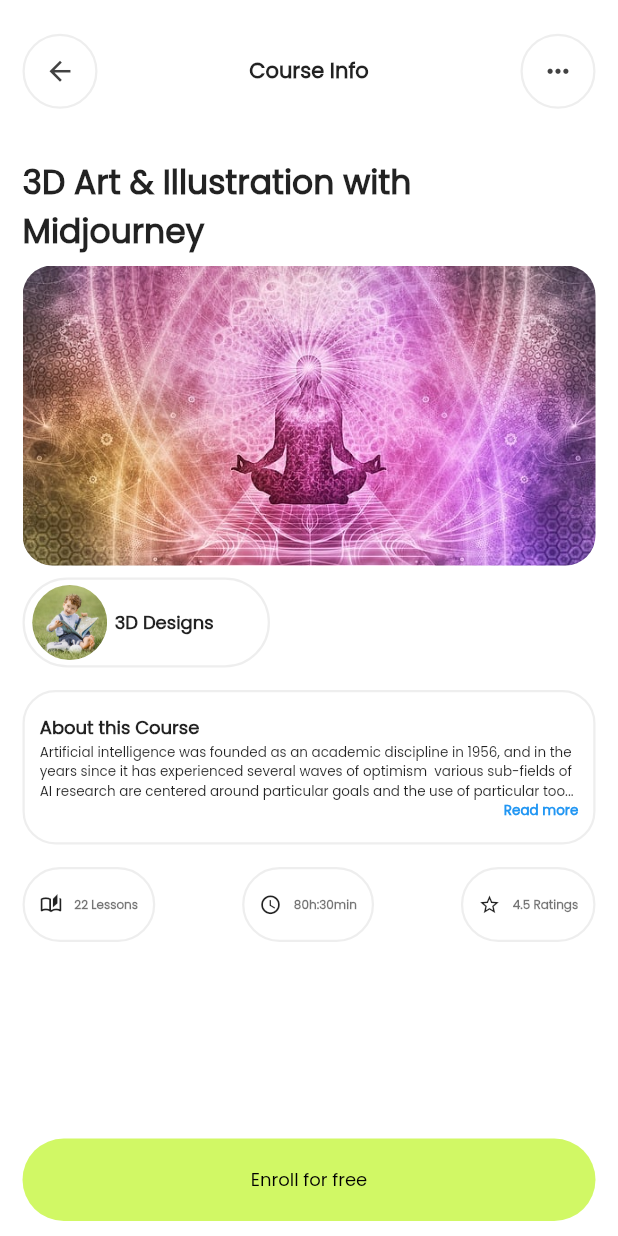
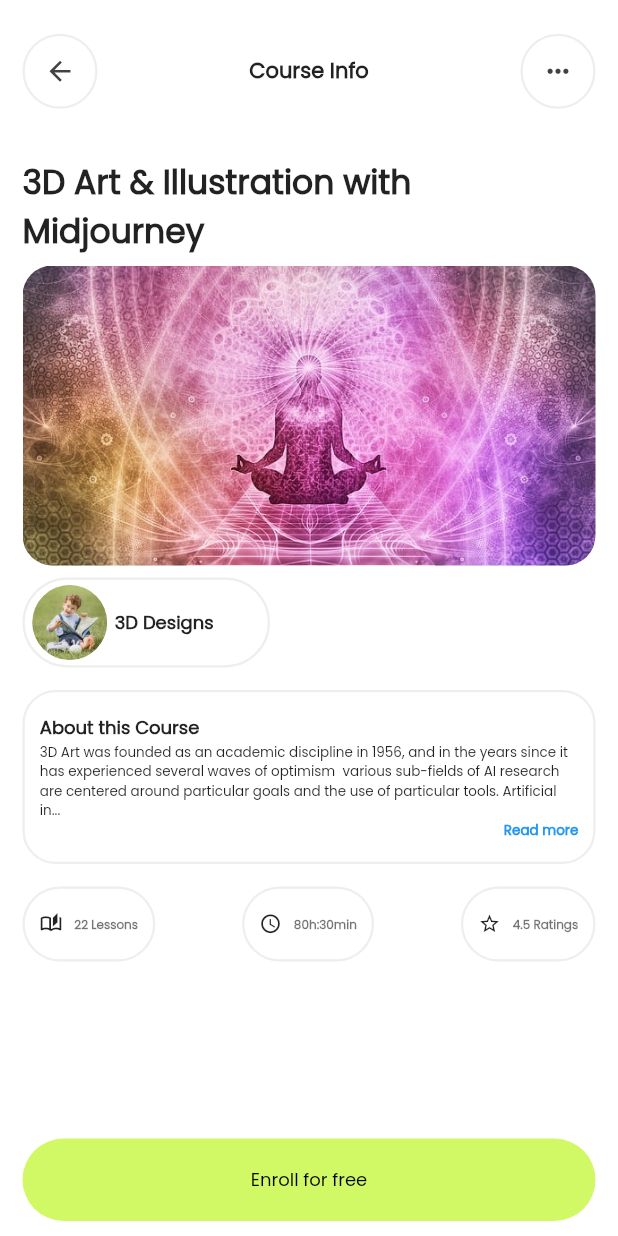
Before and after one commit to rasinchungath/behance-learning-app, a Flutter app: the screen it shows after launch, after a tap on "3D Designs", on a phone screen of 412 x 824 dp. Run offline on Flutter 3.47's test engine with Material 2 defaults, Android fonts, the phone set to English and light mode, and no system bars; our stand-ins replace get.

```diff
--- a/lib/constants/constants.dart
+++ b/lib/constants/constants.dart
@@ -29,6 +29,3 @@ const TextStyle kRatingTextStyle = TextStyle(
   fontWeight: FontWeight.w600,
   color: Colors.black54,
 );
-
-const text =
-    'Artificial intelligence was founded as an academic discipline in 1956, and in the years since it has experienced several waves of optimism  various sub-fields of AI research are centered around particular goals and the use of particular tools. Artificial intelligence was founded as an academic discipline in 1956, and in the years since it has experienced several waves of optimism  various sub-fields of AI research are centered around particular goals and the use of particular tools';
--- a/lib/controller/data_controller.dart
+++ b/lib/controller/data_controller.dart
@@ -21,6 +21,8 @@ class DataController extends GetxController {
           time: '80h:30min',
           ratings: 4.5,
           weeks: 5,
+          courseDescription:
+              '3D Art was founded as an academic discipline in 1956, and in the years since it has experienced several waves of optimism  various sub-fields of AI research are centered around particular goals and the use of particular tools. Artificial intelligence was founded as an academic discipline in 1956, and in the years since it has experienced several waves of optimism  various sub-fields of AI research are centered around particular goals and the use of particular tools',
           topics: [
             Topics(
               title: 'Introduction to Midjourney',
@@ -58,6 +60,8 @@ class DataController extends GetxController {
           time: '8h:30min',
           ratings: 5,
           weeks: 5,
+          courseDescription:
+              'Animation was founded as an academic discipline in 1956, and in the years since it has experienced several waves of optimism  various sub-fields of AI research are centered around particular goals and the use of particular tools. Artificial intelligence was founded as an academic discipline in 1956, and in the years since it has experienced several waves of optimism  various sub-fields of AI research are centered around particular goals and the use of particular tools',
           topics: [
             Topics(
               title: 'Introduction to Midjourney',
@@ -95,6 +99,8 @@ class DataController extends GetxController {
           time: '80h:30min',
           ratings: 3.0,
           weeks: 5,
+          courseDescription:
+              'Coding was founded as an academic discipline in 1956, and in the years since it has experienced several waves of optimism  various sub-fields of AI research are centered around particular goals and the use of particular tools. Artificial intelligence was founded as an academic discipline in 1956, and in the years since it has experienced several waves of optimism  various sub-fields of AI research are centered around particular goals and the use of particular tools',
           topics: [
             Topics(
               title: 'Introduction to Midjourney',
@@ -132,6 +138,8 @@ class DataController extends GetxController {
           time: '80h:30min',
           ratings: 4,
           weeks: 5,
+          courseDescription:
+              '3D Art was founded as an academic discipline in 1956, and in the years since it has experienced several waves of optimism  various sub-fields of AI research are centered around particular goals and the use of particular tools. Artificial intelligence was founded as an academic discipline in 1956, and in the years since it has experienced several waves of optimism  various sub-fields of AI research are centered around particular goals and the use of particular tools',
           topics: [
             Topics(
               title: 'Introduction to Midjourney',
@@ -202,6 +210,8 @@ class DataController extends GetxController {
           time: '80h:30min',
           ratings: 4,
           weeks: 5,
+          courseDescription:
+              'Artificial intelligence was founded as an academic discipline in 1956, and in the years since it has experienced several waves of optimism  various sub-fields of AI research are centered around particular goals and the use of particular tools. Artificial intelligence was founded as an academic discipline in 1956, and in the years since it has experienced several waves of optimism  various sub-fields of AI research are centered around particular goals and the use of particular tools',
           topics: [
             Topics(
               title: 'Introduction to Midjourney',
@@ -254,6 +264,8 @@ class DataController extends GetxController {
           time: '80h:30min',
           ratings: 4,
           weeks: 5,
+          courseDescription:
+              'Artificial intelligence was founded as an academic discipline in 1956, and in the years since it has experienced several waves of optimism  various sub-fields of AI research are centered around particular goals and the use of particular tools. Artificial intelligence was founded as an academic discipline in 1956, and in the years since it has experienced several waves of optimism  various sub-fields of AI research are centered around particular goals and the use of particular tools',
           topics: [
             Topics(
               title: 'Introduction to Midjourney',
@@ -306,6 +318,8 @@ class DataController extends GetxController {
           time: '80h:30min',
           ratings: 4,
           weeks: 5,
+          courseDescription:
+              'Artificial intelligence was founded as an academic discipline in 1956, and in the years since it has experienced several waves of optimism  various sub-fields of AI research are centered around particular goals and the use of particular tools. Artificial intelligence was founded as an academic discipline in 1956, and in the years since it has experienced several waves of optimism  various sub-fields of AI research are centered around particular goals and the use of particular tools',
           topics: [
             Topics(
               title: 'Introduction to Midjourney',
--- /dev/null
+++ b/lib/controller/read_more_text_controller.dart
@@ -0,0 +1,31 @@
+import 'package:get/get.dart';
+
+
+class DescriptionTextController extends GetxController {
+  var firstHalf = "".obs;
+  var secondHalf = "".obs;
+  var flag = true.obs;
+
+
+
+
+  @override
+  void onInit() {
+    super.onInit();
+    // initializeText(text);
+  }
+
+   initializeText(String text) {
+    if (text.length > 240) {
+      firstHalf.value = text.substring(0, 240);
+      secondHalf.value = text.substring(240, text.length);
+    } else {
+      firstHalf.value = text;
+      secondHalf.value = "";
+    }
+  }
+
+  void toggleFlag() {
+    flag.value = !flag.value;
+  }
+}
--- a/lib/models/learning_model.dart
+++ b/lib/models/learning_model.dart
@@ -10,6 +10,7 @@ class LearningModel {
     required this.ratings,
     required this.weeks,
     required this.topics,
+    required this.courseDescription
   });
   String subTitle;
   String title;
@@ -20,6 +21,7 @@ class LearningModel {
   String time;
   double ratings;
   int weeks;
+  String courseDescription;
   List<Topics> topics;
 }
 
--- a/lib/view/home screen/widgets/appbar.dart
+++ b/lib/view/home screen/widgets/appbar.dart
@@ -1,4 +1,6 @@
 import 'package:flutter/material.dart';
+import 'package:get/get.dart';
+import 'package:online_learning/view/profile/profile.dart';
 import '../../../constants/constants.dart';
 import '../../../widgets/circular_icon_container.dart';
 import 'circular_container.dart';
@@ -21,7 +23,13 @@ AppBar customHomeAppbar() {
         child: Row(
           mainAxisAlignment: MainAxisAlignment.spaceBetween,
           children: [
-            const CircularImageContainer(image: 'assets/images/profile.jpg'),
+            GestureDetector(
+              onTap: () {
+                Get.to(() => const Profile());
+              },
+              child: const CircularImageContainer(
+                  image: 'assets/images/profile.jpg'),
+            ),
             Row(
               children: [
                 CircularContainer(
--- a/lib/view/learning_screen/learning_screen.dart
+++ b/lib/view/learning_screen/learning_screen.dart
@@ -63,9 +63,9 @@ class LearningScreen extends StatelessWidget {
                 const SizedBox(
                   height: 15,
                 ),
-                const AboutCourseContainer(
+                AboutCourseContainer(
                   title: 'About this Course',
-                  description: text,
+                  description: continuelearning.courseDescription,
                 ),
                 const SizedBox(
                   height: 15,
--- a/lib/view/learning_screen/widgets/read_more.dart
+++ b/lib/view/learning_screen/widgets/read_more.dart
@@ -1,38 +1,23 @@
 import 'package:flutter/material.dart';
+import 'package:get/get.dart';
+import '../../../controller/read_more_text_controller.dart';
 
-class DescriptionTextWidget extends StatefulWidget {
+class DescriptionTextWidget extends StatelessWidget {
   final String text;
 
-  const DescriptionTextWidget({required this.text});
+  DescriptionTextWidget({super.key, required this.text});
 
-  @override
-  _DescriptionTextWidgetState createState() => _DescriptionTextWidgetState();
-}
-
-class _DescriptionTextWidgetState extends State<DescriptionTextWidget> {
-  String? firstHalf;
-  String? secondHalf;
-
-  bool flag = true;
-
-  @override
-  void initState() {
-    super.initState();
-
-    if (widget.text.length > 240) {
-      firstHalf = widget.text.substring(0, 240);
-      secondHalf = widget.text.substring(240, widget.text.length);
-    } else {
-      firstHalf = widget.text;
-      secondHalf = "";
-    }
-  }
+  final DescriptionTextController _controller =
+      Get.put(DescriptionTextController());
 
   @override
   Widget build(BuildContext context) {
-    return secondHalf!.isEmpty
+    return GetBuilder<DescriptionTextController>(
+      init: _controller.initializeText(text),
+      builder: (_) => Obx(
+        () => _controller.secondHalf.value.isEmpty
             ? Text(
-            firstHalf!,
+                _controller.firstHalf.value,
                 style: const TextStyle(
                   fontSize: 9,
                 ),
@@ -40,17 +25,20 @@ class _DescriptionTextWidgetState extends State<DescriptionTextWidget> {
             : Column(
                 children: <Widget>[
                   Text(
-                flag ? ('$firstHalf...') : (firstHalf! + secondHalf!),
+                    _controller.flag.value
+                        ? '${_controller.firstHalf.value}...'
+                        : '${_controller.firstHalf.value}${_controller.secondHalf.value}',
                     style: const TextStyle(
                       fontSize: 9,
                     ),
                   ),
                   InkWell(
+                    onTap: _controller.toggleFlag,
                     child: Row(
                       mainAxisAlignment: MainAxisAlignment.end,
                       children: <Widget>[
                         Text(
-                      flag ? "Read more" : "Read less",
+                          _controller.flag.value ? 'Read more' : 'Read less',
                           style: const TextStyle(
                             color: Colors.blue,
                             fontSize: 9,
@@ -59,13 +47,10 @@ class _DescriptionTextWidgetState extends State<DescriptionTextWidget> {
                         ),
                       ],
                     ),
-                onTap: () {
-                  setState(() {
-                    flag = !flag;
-                  });
-                },
                   ),
                 ],
+              ),
+      ),
     );
   }
 }
--- a/lib/view/messages/messages.dart
+++ b/lib/view/messages/messages.dart
@@ -1,5 +1,4 @@
 import 'package:flutter/material.dart';
-
 import '../../constants/constants.dart';
 
 class Messages extends StatelessWidget {
```
Also changed, not shown: lib/view/profile/profile.dart (added, +28 -0 lines). Lines whose indentation alone changed are shown as unchanged.
